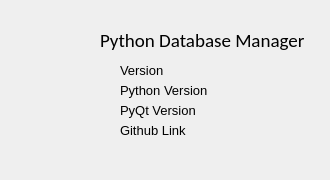
amdilan/DatabaseManager-python, file ui/about.ui: the form before one commit.
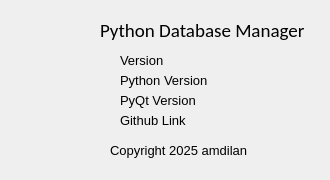
The form after the commit. Icons and pictures are not drawn.

Patch:
```diff
--- a/ui/about.ui
+++ b/ui/about.ui
@@ -66,7 +66,7 @@
    <property name="geometry">
     <rect>
      <x>100</x>
-     <y>30</y>
+     <y>20</y>
      <width>241</width>
      <height>21</height>
     </rect>
@@ -85,7 +85,7 @@
    <property name="geometry">
     <rect>
      <x>120</x>
-     <y>100</y>
+     <y>90</y>
      <width>180</width>
      <height>20</height>
     </rect>
@@ -104,7 +104,7 @@
    <property name="geometry">
     <rect>
      <x>120</x>
-     <y>80</y>
+     <y>70</y>
      <width>180</width>
      <height>20</height>
     </rect>
@@ -123,7 +123,7 @@
    <property name="geometry">
     <rect>
      <x>120</x>
-     <y>60</y>
+     <y>50</y>
      <width>180</width>
      <height>20</height>
     </rect>
@@ -142,7 +142,7 @@
    <property name="geometry">
     <rect>
      <x>120</x>
-     <y>120</y>
+     <y>110</y>
      <width>180</width>
      <height>20</height>
     </rect>
@@ -157,6 +157,25 @@
     <string>Github Link</string>
    </property>
   </widget>
+  <widget class="QLabel" name="labelCopyright">
+   <property name="geometry">
+    <rect>
+     <x>110</x>
+     <y>140</y>
+     <width>180</width>
+     <height>20</height>
+    </rect>
+   </property>
+   <property name="font">
+    <font>
+     <family>Segoe UI</family>
+     <pointsize>10</pointsize>
+    </font>
+   </property>
+   <property name="text">
+    <string>Copyright 2025 amdilan</string>
+   </property>
+  </widget>
  </widget>
  <resources/>
  <connections/>
```
